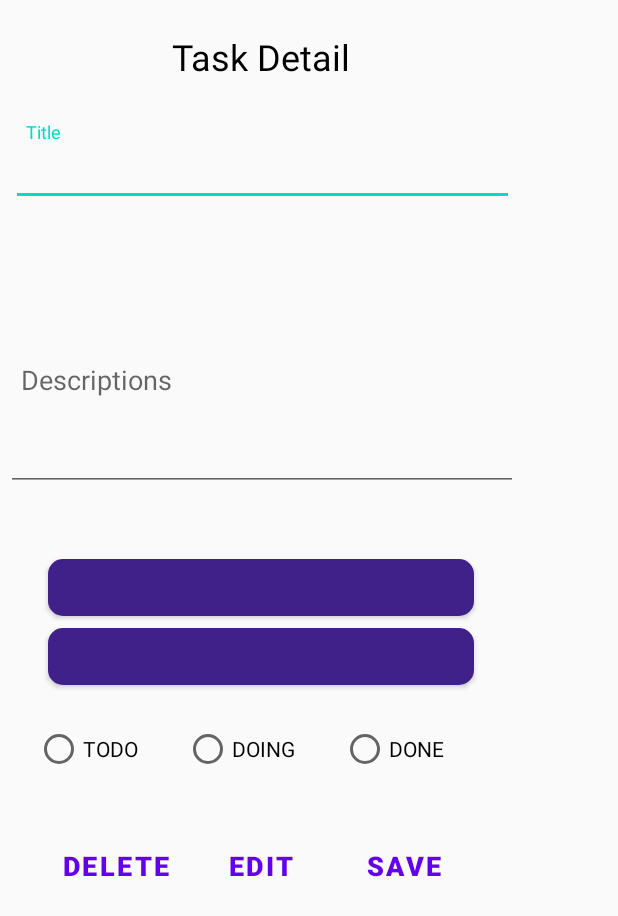
After one commit to majid-moharami/TaskManager, an Android app: the layout fragment_show_detials_dialog.xml on its own in the app's theme, with its tools: preview values and no code run, on a phone screen of 412 x 824 dp. The commit adds this screen. Shown: the top 916 px of the screen. Run offline under Robolectric (Android 15) with nearby library versions, the phone set to English and light mode, and no system bars.

Commit message:
create show detail dialog that when click on each task showing the detail of task and user can edit,delete it

```diff
--- a/app/src/main/java/com/example/simplelist/repository/IRepository.java
+++ b/app/src/main/java/com/example/simplelist/repository/IRepository.java
@@ -1,11 +1,13 @@
 package com.example.simplelist.repository;
 
 import java.util.List;
+import java.util.UUID;
 
 public interface IRepository<E> {
     List<E> getList();
     void setList(List<E> list);
     String getName();
     void insert(E e);
-    E get(int i);
+    E get(UUID i);
+
 }
--- a/app/src/main/res/layout/fragment_add_task_dialog.xml
+++ b/app/src/main/res/layout/fragment_add_task_dialog.xml
@@ -128,10 +128,10 @@
         android:textStyle="bold"
         app:layout_constraintBottom_toBottomOf="parent"
         app:layout_constraintEnd_toStartOf="@+id/add_dialog_button_save"
-        app:layout_constraintHorizontal_bias="0.889"
+        app:layout_constraintHorizontal_bias="0.85"
         app:layout_constraintStart_toStartOf="parent"
         app:layout_constraintTop_toBottomOf="@+id/add_dialog_button_time"
-        app:layout_constraintVertical_bias="0.173" />
+        app:layout_constraintVertical_bias="0.124" />
 
 
 </androidx.constraintlayout.widget.ConstraintLayout>
--- /dev/null
+++ b/app/src/main/res/layout/fragment_show_detials_dialog.xml
@@ -0,0 +1,189 @@
+<?xml version="1.0" encoding="utf-8"?>
+<androidx.constraintlayout.widget.ConstraintLayout xmlns:android="http://schemas.android.com/apk/res/android"
+    xmlns:app="http://schemas.android.com/apk/res-auto"
+    xmlns:tools="http://schemas.android.com/tools"
+    android:layout_width="wrap_content"
+    android:layout_height="match_parent">
+
+    <TextView
+        android:id="@+id/textView_task_detail"
+        android:layout_width="169dp"
+        android:layout_height="44dp"
+        android:layout_marginTop="16dp"
+        android:gravity="center"
+        android:text="Task Detail"
+        android:textColor="#000000"
+        android:textSize="24sp"
+        app:layout_constraintEnd_toEndOf="parent"
+        app:layout_constraintHorizontal_bias="0.498"
+        app:layout_constraintStart_toStartOf="parent"
+        app:layout_constraintTop_toTopOf="parent" />
+
+    <com.google.android.material.textfield.TextInputLayout
+        android:id="@+id/text_input_layout_title_detail_dialog"
+        android:layout_width="335dp"
+        android:layout_height="69dp"
+        android:layout_margin="4dp"
+        android:layout_marginStart="16dp"
+        android:layout_marginEnd="16dp"
+        android:hint="@string/title"
+        app:layout_constraintBottom_toBottomOf="parent"
+        app:layout_constraintEnd_toEndOf="parent"
+        app:layout_constraintStart_toStartOf="parent"
+        app:layout_constraintTop_toBottomOf="@+id/textView_task_detail"
+        app:layout_constraintVertical_bias="0.025"
+        tools:ignore="MissingConstraints">
+
+        <com.google.android.material.textfield.TextInputEditText
+            android:id="@+id/edit_text_title_detail_dialog"
+            android:layout_width="match_parent"
+            android:layout_height="wrap_content"
+            android:inputType="text"
+            android:maxLines="1"
+            android:paddingStart="10dp"
+            android:textColorLink="#00BFA5" />
+    </com.google.android.material.textfield.TextInputLayout>
+
+    <com.google.android.material.textfield.TextInputLayout
+        android:id="@+id/text_input_layout_description_detail_dialog"
+        android:layout_width="341dp"
+        android:layout_height="166dp"
+        android:layout_margin="4dp"
+
+        android:layout_marginStart="16dp"
+        android:layout_marginTop="8dp"
+        android:layout_marginEnd="16dp"
+        android:layout_marginBottom="8dp"
+        android:hint="@string/descriptions"
+        android:inputType="textMultiLine"
+        app:layout_constraintBottom_toBottomOf="parent"
+        app:layout_constraintEnd_toEndOf="parent"
+        app:layout_constraintStart_toStartOf="parent"
+        app:layout_constraintTop_toBottomOf="@+id/text_input_layout_title_detail_dialog"
+        app:layout_constraintVertical_bias="0.034"
+        tools:ignore="MissingConstraints">
+
+        <com.google.android.material.textfield.TextInputEditText
+            android:id="@+id/edit_text_description_detail_dialog"
+            android:layout_width="match_parent"
+            android:layout_height="145dp"
+            android:inputType="textMultiLine"
+            android:paddingStart="10dp"
+            android:textColorLink="#00BFA5" />
+
+    </com.google.android.material.textfield.TextInputLayout>
+
+    <Button
+        android:id="@+id/show_detail_dialog_button_date"
+        android:layout_width="284dp"
+        android:layout_height="38dp"
+        android:layout_marginTop="16dp"
+        android:layout_marginBottom="8dp"
+
+        android:background="@drawable/add_dialog_background_button"
+        android:textColor="#FFFFFF"
+        app:layout_constraintBottom_toBottomOf="parent"
+        app:layout_constraintEnd_toEndOf="parent"
+        app:layout_constraintHorizontal_bias="0.492"
+        app:layout_constraintStart_toStartOf="parent"
+        app:layout_constraintTop_toBottomOf="@+id/text_input_layout_description_detail_dialog"
+        app:layout_constraintVertical_bias="0.046" />
+
+
+    <Button
+        android:id="@+id/show_detail_dialog_button_time"
+        android:layout_width="284dp"
+        android:layout_height="38dp"
+        android:layout_marginTop="8dp"
+        android:background="@drawable/add_dialog_background_button"
+        android:textColor="#FFFFFF"
+        app:layout_constraintEnd_toEndOf="parent"
+        app:layout_constraintHorizontal_bias="0.492"
+        app:layout_constraintStart_toStartOf="parent"
+        app:layout_constraintTop_toBottomOf="@+id/show_detail_dialog_button_date" />
+
+    <RadioGroup
+        android:id="@+id/radioGroup2"
+        android:layout_width="303dp"
+        android:layout_height="54dp"
+        android:layout_marginTop="16dp"
+        android:gravity="center"
+        android:orientation="horizontal"
+        app:layout_constraintEnd_toEndOf="parent"
+        app:layout_constraintStart_toStartOf="parent"
+        app:layout_constraintTop_toBottomOf="@+id/show_detail_dialog_button_time">
+
+        <RadioButton
+            android:id="@+id/radioButton_TODO"
+            android:layout_width="wrap_content"
+            android:layout_height="wrap_content"
+            android:layout_weight="1"
+            android:text="TODO" />
+
+        <RadioButton
+            android:id="@+id/radioButton_DOING"
+            android:layout_width="wrap_content"
+            android:layout_height="wrap_content"
+            android:layout_weight="1"
+            android:text="DOING" />
+
+        <RadioButton
+            android:id="@+id/radioButton_DONE"
+            android:layout_width="wrap_content"
+            android:layout_height="wrap_content"
+            android:layout_weight="1"
+            android:text="DONE" />
+    </RadioGroup>
+
+    <Button
+        android:id="@+id/show_detail_btn_save"
+        style="@style/Widget.MaterialComponents.Button.TextButton"
+        android:layout_width="wrap_content"
+        android:layout_height="wrap_content"
+        android:layout_marginTop="16dp"
+        android:layout_marginBottom="24dp"
+        android:text="@string/save"
+        android:textSize="18sp"
+        android:textStyle="bold"
+        app:layout_constraintBottom_toBottomOf="parent"
+        app:layout_constraintEnd_toEndOf="parent"
+        app:layout_constraintHorizontal_bias="0.862"
+        app:layout_constraintStart_toStartOf="parent"
+        app:layout_constraintTop_toBottomOf="@+id/radioGroup2"
+        app:layout_constraintVertical_bias="0.05" />
+
+    <Button
+        android:id="@+id/show_detail_btn_edit"
+        style="@style/Widget.MaterialComponents.Button.TextButton"
+        android:layout_width="wrap_content"
+        android:layout_height="wrap_content"
+        android:layout_marginTop="16dp"
+        android:layout_marginEnd="8dp"
+        android:layout_marginBottom="24dp"
+        android:text="Edit"
+        android:textSize="18sp"
+        android:textStyle="bold"
+        app:layout_constraintBottom_toBottomOf="parent"
+        app:layout_constraintEnd_toStartOf="@+id/show_detail_btn_save"
+        app:layout_constraintTop_toBottomOf="@+id/radioGroup2"
+        app:layout_constraintVertical_bias="0.05" />
+
+    <Button
+        android:id="@+id/show_detail_btn_delete"
+        style="@style/Widget.MaterialComponents.Button.TextButton"
+        android:layout_width="wrap_content"
+        android:layout_height="wrap_content"
+        android:layout_marginTop="16dp"
+        android:layout_marginEnd="8dp"
+        android:layout_marginBottom="24dp"
+        android:text="Delete"
+        android:textSize="18sp"
+        android:textStyle="bold"
+        app:layout_constraintBottom_toBottomOf="parent"
+        app:layout_constraintEnd_toStartOf="@+id/show_detail_btn_edit"
+        app:layout_constraintHorizontal_bias="1.0"
+        app:layout_constraintStart_toStartOf="parent"
+        app:layout_constraintTop_toBottomOf="@+id/radioGroup2"
+        app:layout_constraintVertical_bias="0.05" />
+
+</androidx.constraintlayout.widget.ConstraintLayout>
```
Also changed, not shown: app/src/main/java/com/example/simplelist/fragment/AddTaskDialogFragment.java (+10 -7 lines), app/src/main/java/com/example/simplelist/fragment/ListFragment.java (+76 -33 lines), app/src/main/java/com/example/simplelist/fragment/ShowDetailDialogFragment.java (added, +204 -0 lines), app/src/main/java/com/example/simplelist/model/Task.java (+17 -1 lines), app/src/main/java/com/example/simplelist/repository/TaskRepository.java (+34 -2 lines).
